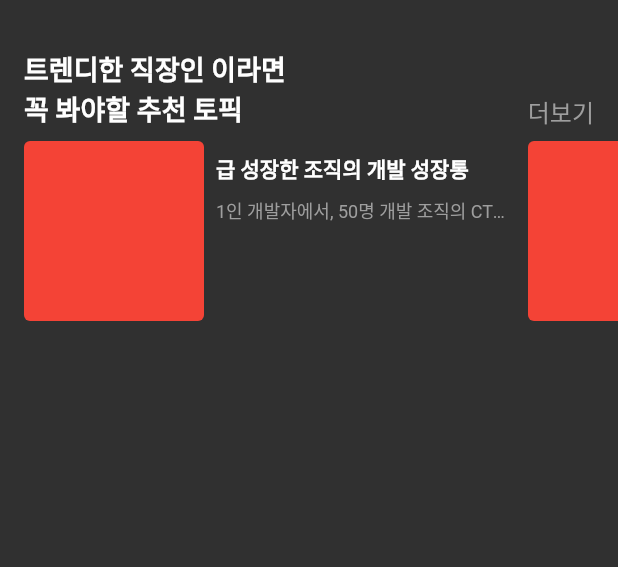
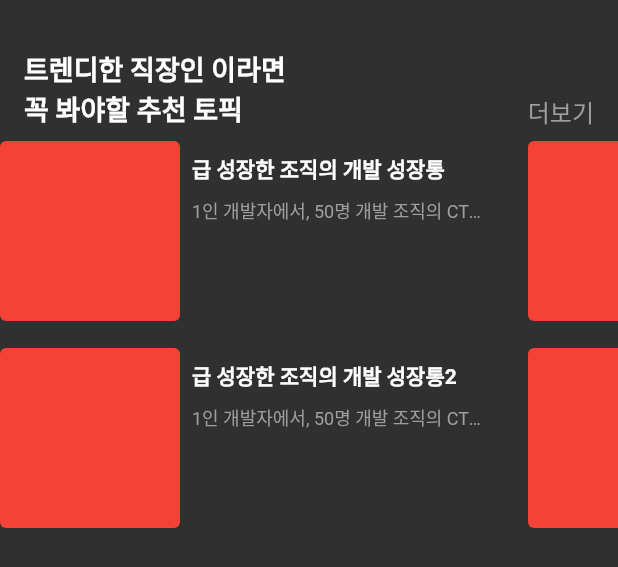
Before and after one commit to johyunchol/flutter_ui_sample, a Flutter app: the Type7 widget shown alone on an empty page, opened directly, on a phone screen of 412 x 824 dp. Shown: the top 567 px of the screen. Run offline on Flutter 3.47's test engine with Material 2 defaults, Android fonts, the phone set to English and light mode, and no system bars; our stand-ins replace flutter_svg, fluttertoast, get, smooth_page_indicator.

Commit message:
type7 수정 완료

```diff
--- /dev/null
+++ b/lib/src/wanted/model/contents_item.dart
@@ -0,0 +1,7 @@
+class ContentsItem {
+  final String imageUrl;
+  final String title;
+  final String desc;
+
+  ContentsItem(this.imageUrl, this.title, this.desc);
+}
--- a/lib/src/wanted/type_7.dart
+++ b/lib/src/wanted/type_7.dart
@@ -1,7 +1,98 @@
 import 'package:flutter/material.dart';
+import 'package:sample/src/wanted/model/contents_item.dart';
 
 class Type7 extends StatelessWidget {
-  const Type7({Key? key}) : super(key: key);
+  Type7({Key? key}) : super(key: key);
+
+  List<ContentsItem> list = [
+    ContentsItem('', '급 성장한 조직의 개발 성장통', '1인 개발자에서, 50명 개발 조직의 CTO로!'),
+    ContentsItem('', '급 성장한 조직의 개발 성장통2', '1인 개발자에서, 50명 개발 조직의 CTO로!'),
+    ContentsItem('', '급 성장한 조직의 개발 성장통', '1인 개발자에서, 50명 개발 조직의 CTO로!'),
+    ContentsItem('', '급 성장한 조직의 개발 성장통2', '1인 개발자에서, 50명 개발 조직의 CTO로!'),
+    ContentsItem('', '급 성장한 조직의 개발 성장통', '1인 개발자에서, 50명 개발 조직의 CTO로!'),
+    ContentsItem('', '급 성장한 조직의 개발 성장통2', '1인 개발자에서, 50명 개발 조직의 CTO로!'),
+    ContentsItem('', '급 성장한 조직의 개발 성장통', '1인 개발자에서, 50명 개발 조직의 CTO로!'),
+    ContentsItem('', '급 성장한 조직의 개발 성장통2', '1인 개발자에서, 50명 개발 조직의 CTO로!'),
+    ContentsItem('', '급 성장한 조직의 개발 성장통', '1인 개발자에서, 50명 개발 조직의 CTO로!'),
+    ContentsItem('', '급 성장한 조직의 개발 성장통2', '1인 개발자에서, 50명 개발 조직의 CTO로!'),
+    ContentsItem('', '급 성장한 조직의 개발 성장통', '1인 개발자에서, 50명 개발 조직의 CTO로!'),
+    ContentsItem('', '급 성장한 조직의 개발 성장통2', '1인 개발자에서, 50명 개발 조직의 CTO로!'),
+    ContentsItem('', '급 성장한 조직의 개발 성장통', '1인 개발자에서, 50명 개발 조직의 CTO로!'),
+    ContentsItem('', '급 성장한 조직의 개발 성장통2', '1인 개발자에서, 50명 개발 조직의 CTO로!'),
+    ContentsItem('', '급 성장한 조직의 개발 성장통', '1인 개발자에서, 50명 개발 조직의 CTO로!'),
+    ContentsItem('', '급 성장한 조직의 개발 성장통2', '1인 개발자에서, 50명 개발 조직의 CTO로!'),
+    ContentsItem('', '급 성장한 조직의 개발 성장통', '1인 개발자에서, 50명 개발 조직의 CTO로!'),
+    ContentsItem('', '급 성장한 조직의 개발 성장통2', '1인 개발자에서, 50명 개발 조직의 CTO로!'),
+    ContentsItem('', '급 성장한 조직의 개발 성장통', '1인 개발자에서, 50명 개발 조직의 CTO로!'),
+    ContentsItem('', '급 성장한 조직의 개발 성장통2', '1인 개발자에서, 50명 개발 조직의 CTO로!'),
+    ContentsItem('', '급 성장한 조직의 개발 성장통', '1인 개발자에서, 50명 개발 조직의 CTO로!'),
+    ContentsItem('', '급 성장한 조직의 개발 성장통2', '1인 개발자에서, 50명 개발 조직의 CTO로!'),
+    ContentsItem('', '급 성장한 조직의 개발 성장통', '1인 개발자에서, 50명 개발 조직의 CTO로!'),
+  ];
+
+  Widget _item(ContentsItem item) {
+    return Row(
+      crossAxisAlignment: CrossAxisAlignment.start,
+      children: [
+        Container(
+          width: 120,
+          height: 120,
+          decoration: BoxDecoration(
+            borderRadius: BorderRadius.circular(4),
+            color: Colors.red,
+          ),
+        ),
+        const SizedBox(width: 8),
+        SizedBox(
+          width: 200,
+          child: Column(
+            crossAxisAlignment: CrossAxisAlignment.start,
+            children: [
+              SizedBox(height: 8),
+              Text(
+                item.title,
+                style: TextStyle(color: Colors.white, fontWeight: FontWeight.bold),
+              ),
+              SizedBox(height: 8),
+              Text(item.desc, style: TextStyle(color: Colors.grey, fontSize: 12), overflow: TextOverflow.ellipsis, maxLines: 1),
+            ],
+          ),
+        ),
+        const SizedBox(width: 8),
+      ],
+    );
+  }
+
+  List<Widget> _buildList(List<ContentsItem> list) {
+    List<Widget> list2 = [];
+    for (int i = 0; i < list.length; i = i + 2) {
+      list2.add(Column(
+        children: [
+          _item(list[i]),
+          list.length < (i + 1)
+              ? Padding(
+                  padding: const EdgeInsets.only(top: 16.0),
+                  child: _item(list[i + 1]),
+                )
+              : SizedBox(),
+        ],
+      ));
+    }
+
+    return list2;
+  }
+
+  Widget _buildGridView(List<ContentsItem> list) {
+    return GridView(
+      shrinkWrap: true,
+      scrollDirection: Axis.horizontal,
+      gridDelegate: const SliverGridDelegateWithMaxCrossAxisExtent(
+        maxCrossAxisExtent: 200,
+        childAspectRatio: 3 / 2,
+      ),
+      children: List.generate(list.length, (index) => _item(list[index])),
+    );
+  }
 
   @override
   Widget build(BuildContext context) {
@@ -19,44 +110,30 @@ class Type7 extends StatelessWidget {
             ],
           ),
         ),
-        SingleChildScrollView(
-          scrollDirection: Axis.horizontal,
-          child: Row(
-            children: [
-              const SizedBox(width: 16),
-              ...List.generate(10, (index) {
-                return Row(
-                  crossAxisAlignment: CrossAxisAlignment.start,
-                  children: [
-                    Container(
-                      width: 120,
-                      height: 120,
-                      decoration: BoxDecoration(
-                        borderRadius: BorderRadius.circular(4),
-                        color: Colors.red,
-                      ),
-                    ),
-                    const SizedBox(width: 8),
-                    SizedBox(
-                      width: 200,
-                      child: Column(
-                        crossAxisAlignment: CrossAxisAlignment.start,
-                        children: const [
-                          SizedBox(height: 8),
-                          Text('급 성장한 조직의 개발 성장통', style: TextStyle(color: Colors.white, fontWeight: FontWeight.bold),),
-                          SizedBox(height: 8),
-                          Text('1인 개발자에서, 50명 개발 조직의 CTO로!', style: TextStyle(color: Colors.grey, fontSize: 12), overflow: TextOverflow.ellipsis, maxLines: 1),
-                        ],
-                      ),
-                    ),
-                    const SizedBox(width: 8),
-                  ],
-                );
-              }),
-              const SizedBox(width: 8),
-            ],
+        //_buildGridView(list),
+        SizedBox(
+          height: 260,
+          child: GridView(
+            scrollDirection: Axis.horizontal,
+            gridDelegate: SliverGridDelegateWithMaxCrossAxisExtent(
+              maxCrossAxisExtent: 120,
+              mainAxisExtent: 336,
+              mainAxisSpacing: 16,
+              crossAxisSpacing: 16,
+            ),
+            children: List.generate(list.length, (index) => _item(list[index])),
           ),
         ),
+        //SingleChildScrollView(
+        //  scrollDirection: Axis.horizontal,
+        //  child: Row(
+        //    children: [
+        //      const SizedBox(width: 16),
+        //      _buildGridView(list),
+        //      const SizedBox(width: 8),
+        //    ],
+        //  ),
+        //),
         const SizedBox(height: 36)
       ],
     );
```
